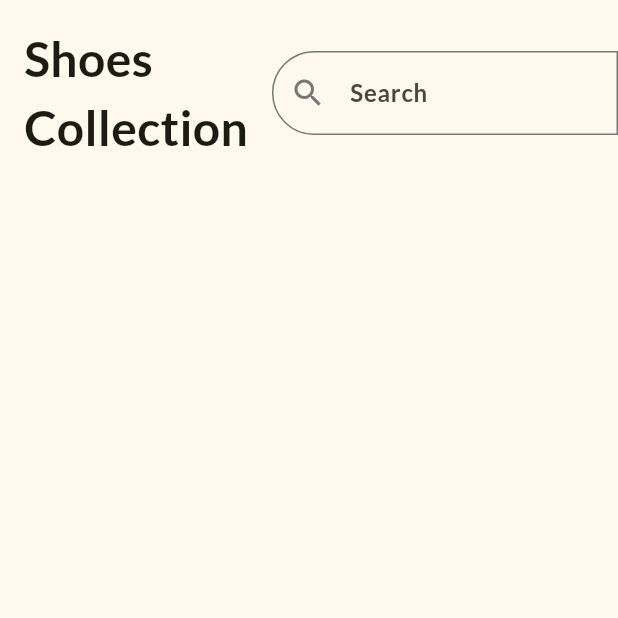
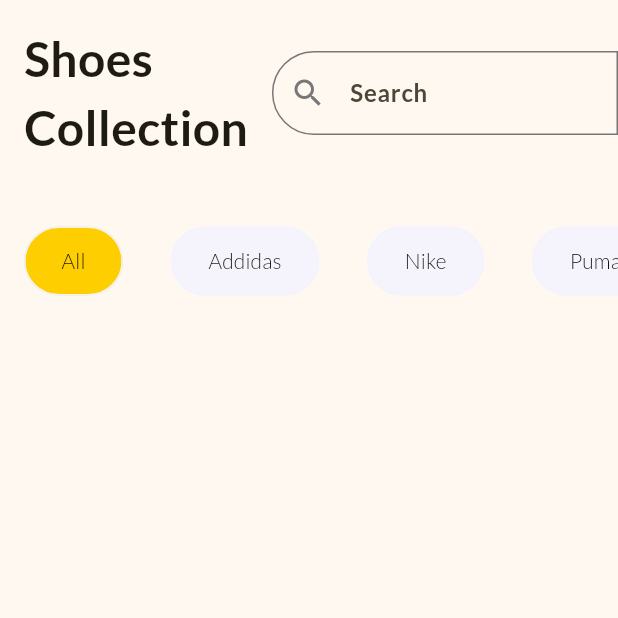
Before and after one commit to Suvisuttikasame/sneaker_app, a Flutter app: the screen it shows after launch, on a phone screen of 412 x 824 dp, the top half of it. Run offline on Flutter 3.47's test engine with Material 3 defaults, Android fonts, the phone set to English and light mode, and no system bars.

```diff
--- a/lib/main.dart
+++ b/lib/main.dart
@@ -15,14 +15,17 @@ class MyApp extends StatelessWidget {
       title: 'Flutter Demo',
       theme: ThemeData(
         fontFamily: "Lato",
-          inputDecorationTheme: InputDecorationTheme(
+        colorScheme: ColorScheme.fromSeed(
+            seedColor: const Color.fromRGBO(254, 206, 1, 1),
+            primary: const Color.fromRGBO(254, 206, 1, 1)),
+        inputDecorationTheme: const InputDecorationTheme(
             hintStyle: TextStyle(
               fontWeight: FontWeight.bold,
               fontSize: 16,
             ),
             prefixIconColor: Color.fromRGBO(119, 119, 119, 1)),
         useMaterial3: true,
-          colorSchemeSeed: const Color.fromRGBO(204, 204, 0, 0.8)),
+      ),
       home: const MyHomePage(),
     );
   }
--- a/lib/my_home_page.dart
+++ b/lib/my_home_page.dart
@@ -1,7 +1,26 @@
 import 'package:flutter/material.dart';
 
-class MyHomePage extends StatelessWidget {
+class MyHomePage extends StatefulWidget {
   const MyHomePage({super.key});
+
+  @override
+  State<MyHomePage> createState() => _MyHomePageState();
+}
+
+class _MyHomePageState extends State<MyHomePage> {
+  final List<String> brand = const [
+    'All',
+    'Addidas',
+    'Nike',
+    'Puma',
+  ];
+  late String selectedBrand;
+
+  @override
+  void initState() {
+    super.initState();
+    selectedBrand = brand[0];
+  }
 
   @override
   Widget build(BuildContext context) {
@@ -12,10 +31,12 @@ class MyHomePage extends StatelessWidget {
         ));
     return Scaffold(
       body: SafeArea(
-          child: Row(
+        child: Column(
+          children: [
+            const Row(
               children: [
                 Padding(
-            padding: const EdgeInsets.all(16.0),
+                  padding: EdgeInsets.all(16.0),
                   child: Text(
                     'Shoes\nCollection',
                     style: TextStyle(
@@ -36,7 +57,43 @@ class MyHomePage extends StatelessWidget {
                   ),
                 ),
               ],
-      )),
+            ),
+            SizedBox(
+              height: 100,
+              child: ListView.builder(
+                  scrollDirection: Axis.horizontal,
+                  itemCount: brand.length,
+                  itemBuilder: (context, index) {
+                    return Padding(
+                      padding: const EdgeInsets.symmetric(horizontal: 16.0),
+                      child: GestureDetector(
+                        onTap: () {
+                          setState(() {
+                            selectedBrand = brand[index];
+                          });
+                        },
+                        child: Chip(
+                          shape: RoundedRectangleBorder(
+                              borderRadius: BorderRadius.circular(50)),
+                          side: const BorderSide(
+                              color: Color.fromRGBO(243, 243, 255, 0.8)),
+                          backgroundColor: selectedBrand == brand[index]
+                              ? Theme.of(context).colorScheme.primary
+                              : const Color.fromRGBO(243, 243, 255, 0.8),
+                          labelPadding: const EdgeInsets.symmetric(
+                            horizontal: 16,
+                            vertical: 4,
+                          ),
+                          label: Text(brand[index]),
+                          labelStyle: const TextStyle(color: Colors.black),
+                        ),
+                      ),
+                    );
+                  }),
+            )
+          ],
+        ),
+      ),
     );
   }
 }
```
Lines whose indentation alone changed are shown as unchanged.
